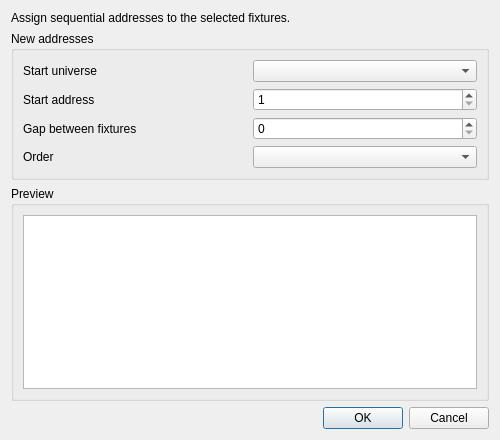
Before: the Qt Designer form ui/src/patchrenumber.ui in EricNakamura/qlcplus-LEGACY, drawn with Qt 5.
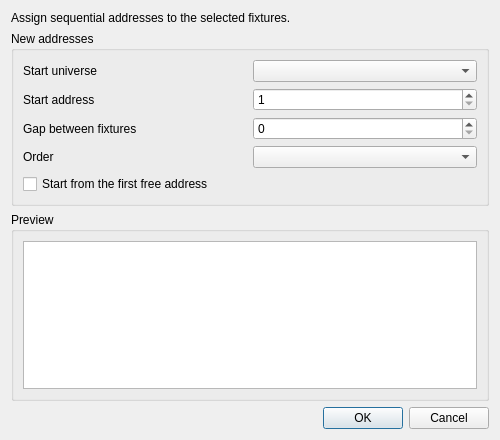
After: the same form once the commit is applied.

What changed in the file:
```diff
--- a/ui/src/patchrenumber.ui
+++ b/ui/src/patchrenumber.ui
@@ -103,6 +103,13 @@
       <item row="3" column="1">
        <widget class="QComboBox" name="m_orderCombo"/>
       </item>
+      <item row="4" column="0" colspan="2">
+       <widget class="QCheckBox" name="m_firstFreeCheck">
+        <property name="text">
+         <string>Start from the first free address</string>
+        </property>
+       </widget>
+      </item>
      </layout>
     </widget>
    </item>
```
